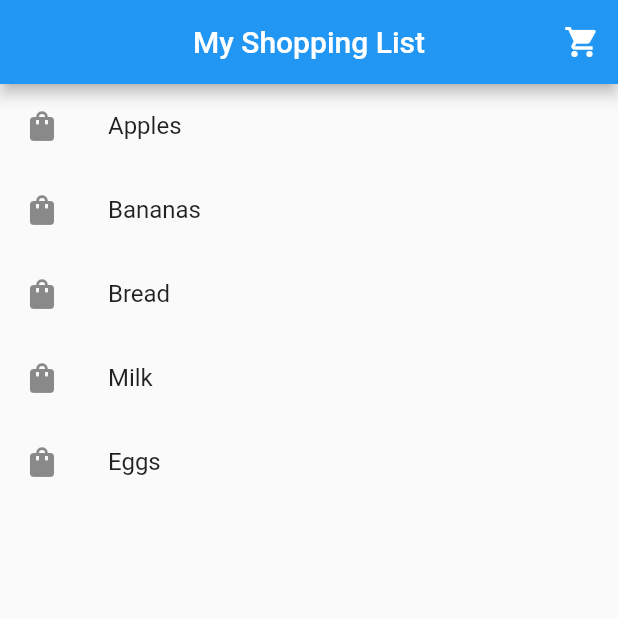
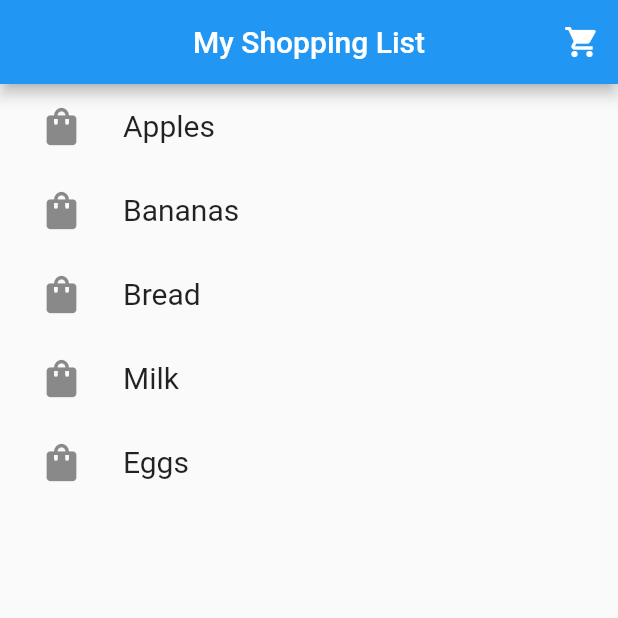
Before and after one commit to syfulsharif/live_test_6_flutter, a Flutter app: the screen it shows after launch, on a phone screen of 412 x 824 dp, the top half of it. Run offline on Flutter 3.47's test engine with Material 2 defaults, Android fonts, the phone set to English and light mode, and no system bars.

Commit message:
PAdding addded

```diff
--- a/lib/main.dart
+++ b/lib/main.dart
@@ -46,16 +46,17 @@ class ShoppingItems extends StatelessWidget {
   List items = ["Apples", "Bananas", "Bread", "Milk", "Eggs"];
   @override
   Widget build(BuildContext context) {
-    return Container(
-      child: ListView.builder(
-        itemCount: items.length,
-        itemBuilder: (context, index) {
-          return ListTile(
-            leading: Icon(Icons.shopping_bag),
-            title: Text(items[index]),
-          );
-        },
-      ),
+    return ListView.builder(
+      itemCount: items.length,
+      itemBuilder: (context, index) {
+        return Padding(
+          padding: const EdgeInsets.only(left: 10.0),
+          child: ListTile(
+            leading: const Icon(Icons.shopping_bag, size: 30.0,),
+            title: Text(items[index], style: TextStyle(fontSize: 20.0),),
+          ),
+        );
+      },
     );
   }
 }
```
